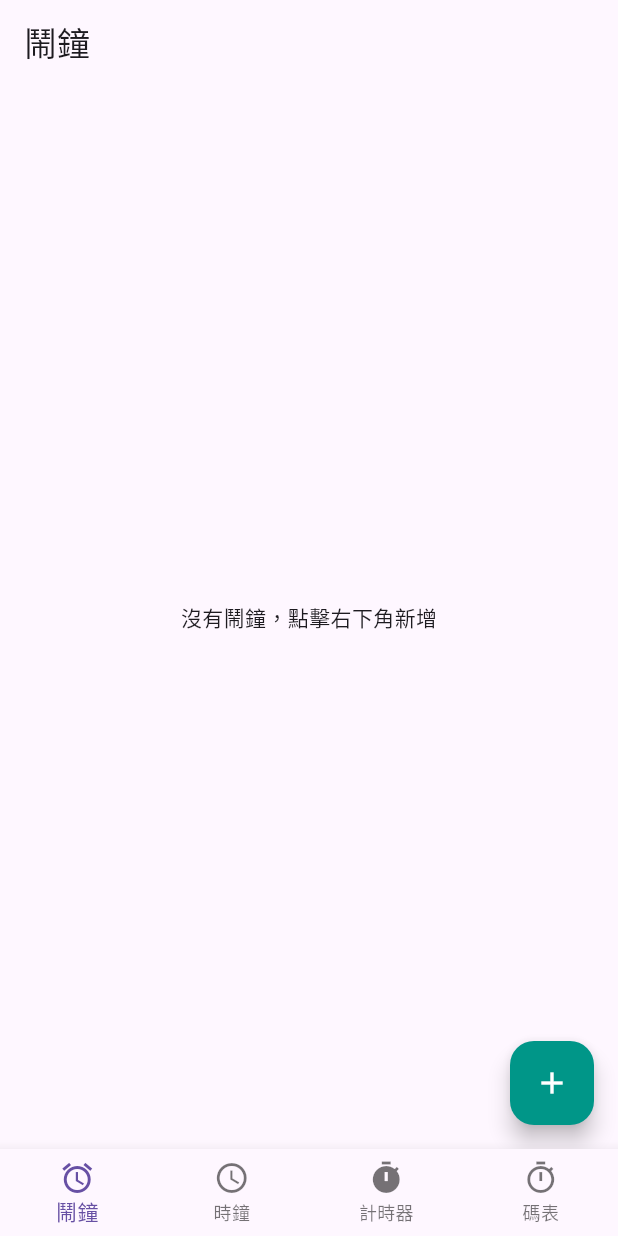
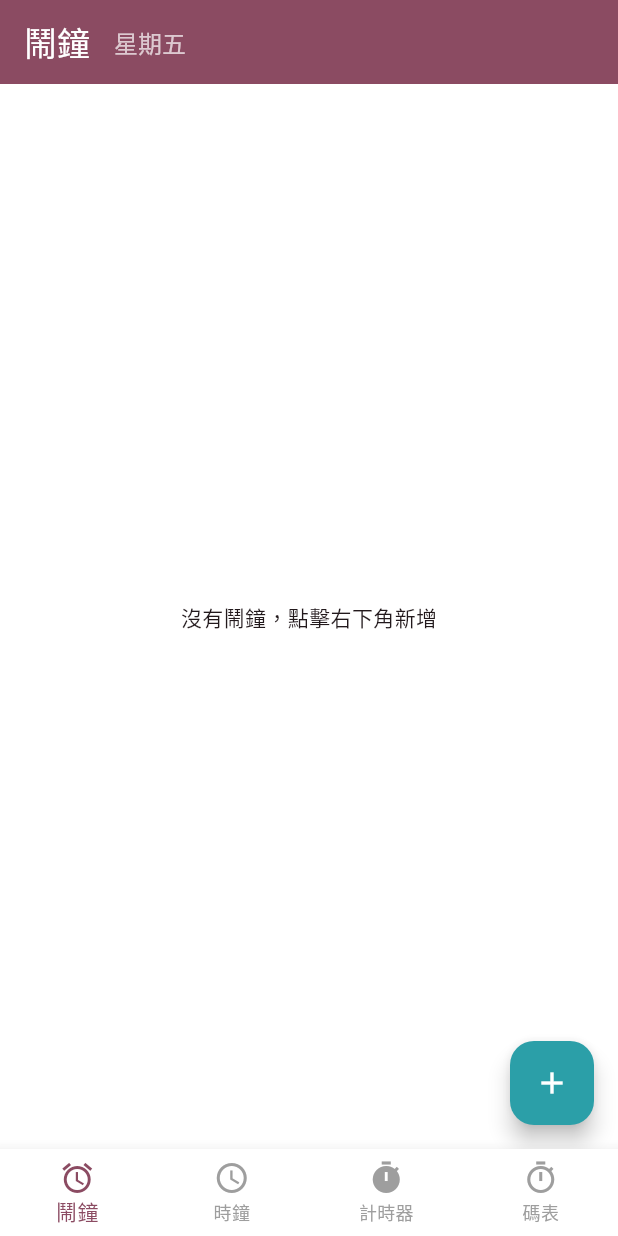
Before and after one commit to renfu-her/ontimenow-app, a Flutter app: the screen it shows after launch, on a phone screen of 412 x 824 dp. Run offline on Flutter 3.47's test engine with Material 3 defaults, Android fonts, the light colour scheme and no system bars; our stand-ins replace audioplayers, shared_preferences.

Commit message:
新增 devtools_options.yaml 設定檔，並在 main.dart 中更新主題顏色配置。修改 AlarmModel 以支援持續提醒功能，並在 AlarmPage 中新增顯示當前星期幾的功能，改善使用者介面與體驗。

```diff
--- /dev/null
+++ b/devtools_options.yaml
@@ -0,0 +1,3 @@
+description: This file stores settings for Dart & Flutter DevTools.
+documentation: https://docs.flutter.dev/tools/devtools/extensions#configure-extension-enablement-states
+extensions:
--- a/lib/main.dart
+++ b/lib/main.dart
@@ -21,7 +21,28 @@ class MyApp extends StatelessWidget {
       child: MaterialApp(
         title: 'OnTimeNow',
         theme: ThemeData(
-          primarySwatch: Colors.blue,
+          colorScheme: ColorScheme.fromSeed(
+            seedColor: const Color(0xFF8B4B62), // 酒紅色作為基礎色
+            brightness: Brightness.light,
+            primary: const Color(0xFF8B4B62), // 主要顏色：酒紅色
+            secondary: const Color(0xFF2B9FA8), // 次要顏色：青色
+            background: const Color(0xFFF5F5F5), // 背景色：淺灰色
+            surface: Colors.white,
+            error: const Color(0xFFB00020),
+          ),
+          appBarTheme: const AppBarTheme(
+            backgroundColor: Color(0xFF8B4B62),
+            foregroundColor: Colors.white,
+            elevation: 0,
+          ),
+          bottomNavigationBarTheme: const BottomNavigationBarThemeData(
+            selectedItemColor: Color(0xFF8B4B62),
+            unselectedItemColor: Colors.grey,
+          ),
+          floatingActionButtonTheme: const FloatingActionButtonThemeData(
+            backgroundColor: Color(0xFF2B9FA8),
+            foregroundColor: Colors.white,
+          ),
           useMaterial3: true,
         ),
         localizationsDelegates: const [
--- a/lib/models/alarm_model.dart
+++ b/lib/models/alarm_model.dart
@@ -9,6 +9,7 @@ class Alarm {
   final List<int> repeatDays;
   final String soundFile;
   final bool isEnabled;
+  final bool continuous;
 
   Alarm({
     required this.id,
@@ -17,6 +18,7 @@ class Alarm {
     required this.repeatDays,
     required this.soundFile,
     this.isEnabled = true,
+    this.continuous = false,
   });
 
   Map<String, dynamic> toJson() {
@@ -27,6 +29,7 @@ class Alarm {
       'repeatDays': repeatDays,
       'soundFile': soundFile.replaceAll('assets/sounds/', ''),
       'isEnabled': isEnabled,
+      'continuous': continuous,
     };
   }
 
@@ -38,6 +41,7 @@ class Alarm {
       repeatDays: json['repeatDays'] != null ? List<int>.from(json['repeatDays']) : [],
       soundFile: json['soundFile'] ?? 'alert.mp3',
       isEnabled: json['isEnabled'] ?? true,
+      continuous: json['continuous'] ?? false,
     );
   }
 }
@@ -100,6 +104,7 @@ class AlarmModel extends ChangeNotifier {
         repeatDays: alarm.repeatDays,
         soundFile: alarm.soundFile,
         isEnabled: !alarm.isEnabled,
+        continuous: alarm.continuous,
       );
       await _saveAlarms();
       notifyListeners();
--- a/lib/pages/alarm_page.dart
+++ b/lib/pages/alarm_page.dart
@@ -8,11 +8,29 @@ import 'package:flutter/foundation.dart';
 class AlarmPage extends StatelessWidget {
   const AlarmPage({super.key});
 
+  String _getWeekdayText() {
+    final weekdays = ['日', '一', '二', '三', '四', '五', '六'];
+    final now = DateTime.now();
+    return '星期${weekdays[now.weekday % 7]}';
+  }
+
   @override
   Widget build(BuildContext context) {
     return Scaffold(
       appBar: AppBar(
-        title: const Text('鬧鐘'),
+        title: Row(
+          children: [
+            const Text('鬧鐘'),
+            const SizedBox(width: 16),
+            Text(
+              _getWeekdayText(),
+              style: TextStyle(
+                fontSize: 16,
+                color: Theme.of(context).colorScheme.onPrimary.withOpacity(0.7),
+              ),
+            ),
+          ],
+        ),
       ),
       body: Consumer<AlarmModel>(
         builder: (context, alarmModel, child) {
@@ -32,8 +50,7 @@ class AlarmPage extends StatelessWidget {
       ),
       floatingActionButton: FloatingActionButton(
         onPressed: () => _showAddAlarmDialog(context),
-        backgroundColor: Colors.teal,
-        child: const Icon(Icons.add, color: Colors.white),
+        child: const Icon(Icons.add),
       ),
     );
   }
@@ -59,6 +76,9 @@ class _AlarmListTileState extends State<AlarmListTile> {
   Timer? _timer;
   final AudioPlayer _audioPlayer = AudioPlayer();
   bool _isPlaying = false;
+  bool _hasAlarmShown = false;
+  bool _hasNotify5Shown = false;
+  bool _hasNotify10Shown = false;
 
   @override
   void initState() {
@@ -103,6 +123,11 @@ class _AlarmListTileState extends State<AlarmListTile> {
       return;
     }
 
+    // 重置提醒狀態
+    _hasAlarmShown = false;
+    _hasNotify5Shown = false;
+    _hasNotify10Shown = false;
+
     _timer = Timer.periodic(const Duration(seconds: 1), (timer) {
       if (!widget.alarm.isEnabled || !_shouldCheckAlarm()) {
         _stopAlarm();
@@ -122,22 +147,29 @@ class _AlarmListTileState extends State<AlarmListTile> {
       final difference = alarmTime.difference(now);
 
       // 如果時間已過，停止計時器
-      if (difference.isNegative) {
+      if (difference.isNegative && !_isPlaying) {
         _timer?.cancel();
         return;
       }
 
-      // 到達鬧鐘時間
-      if (difference.inMinutes == 0 && difference.inSeconds == 0 && !_isPlaying) {
+      // 到達鬧鐘時間（只播一次）
+      if (difference.inSeconds <= 0 && !_hasAlarmShown) {
+        _hasAlarmShown = true;
         _showAlarmDialog('${widget.alarm.label}的時間到了');
         _playAlarm();
       }
-      // 提前提醒
-      else if (difference.inMinutes == 5 && difference.inSeconds == 0) {
-        _showNotificationDialog('還有 5 分鐘');
+
+      // 10 分鐘提前提醒（僅在 continuous 且尚未提醒過）
+      if (widget.alarm.continuous && !_hasNotify10Shown && difference.inMinutes == 10 && difference.inSeconds == 0) {
+        _hasNotify10Shown = true;
+        _showNotificationDialog('提前 10 分鐘');
         _playNotification();
-      } else if (difference.inMinutes == 10 && difference.inSeconds == 0) {
-        _showNotificationDialog('還有 10 分鐘');
+      }
+
+      // 5 分鐘提前提醒
+      if (widget.alarm.continuous && !_hasNotify5Shown && difference.inMinutes == 5 && difference.inSeconds == 0) {
+        _hasNotify5Shown = true;
+        _showNotificationDialog('提前 5 分鐘');
         _playNotification();
       }
     });
@@ -164,6 +196,9 @@ class _AlarmListTileState extends State<AlarmListTile> {
     _audioPlayer.stop();
     _audioPlayer.dispose();
     _isPlaying = false;
+    _hasAlarmShown = false;
+    _hasNotify5Shown = false;
+    _hasNotify10Shown = false;
   }
 
   void _showAlarmDialog(String message) {
@@ -314,7 +349,10 @@ class _AlarmListTileState extends State<AlarmListTile> {
                 ),
               ),
               IconButton(
-                icon: const Icon(Icons.delete_outline),
+                icon: Icon(
+                  Icons.delete_outline,
+                  color: Theme.of(context).colorScheme.error,
+                ),
                 onPressed: () {
                   showDialog(
                     context: context,
@@ -367,6 +405,7 @@ class _AddAlarmDialogState extends State<AddAlarmDialog> {
   late String _label;
   late List<int> _repeatDays;
   late String _soundFile;
+  bool _continuous = false;
   final AudioPlayer _audioPlayer = AudioPlayer();
 
   final List<Map<String, String>> _soundOptions = const [
@@ -383,9 +422,12 @@ class _AddAlarmDialogState extends State<AddAlarmDialog> {
         : TimeOfDay.now();
     _label = widget.alarm?.label ?? '新鬧鐘';
     _repeatDays = widget.alarm?.repeatDays ?? [];
+    _continuous = widget.alarm?.continuous ?? false;
 
     // 從完整路徑中提取檔案名稱
-    String soundFileName = widget.alarm?.soundFile?.split('/').last ?? 'alert.mp3';
+    String soundFileName = widget.alarm?.soundFile != null
+        ? widget.alarm!.soundFile.split('/').last
+        : 'alert.mp3';
     _soundFile = soundFileName;
   }
 
@@ -450,6 +492,17 @@ class _AddAlarmDialogState extends State<AddAlarmDialog> {
               ],
             ),
             const SizedBox(height: 16),
+            Row(
+              children: [
+                Checkbox(
+                  value: _continuous,
+                  onChanged: (v) => setState(() => _continuous = v ?? false),
+                ),
+                const SizedBox(width: 8),
+                const Text('持續提醒'),
+              ],
+            ),
+            const SizedBox(height: 16),
             DropdownButtonFormField<String>(
               value: _soundFile,
               decoration: const InputDecoration(
@@ -499,6 +552,7 @@ class _AddAlarmDialogState extends State<AddAlarmDialog> {
               time: alarmTime,
               repeatDays: _repeatDays,
               soundFile: _getFullSoundPath(_soundFile),
+              continuous: _continuous,
             );
 
             if (widget.alarm == null) {
```
